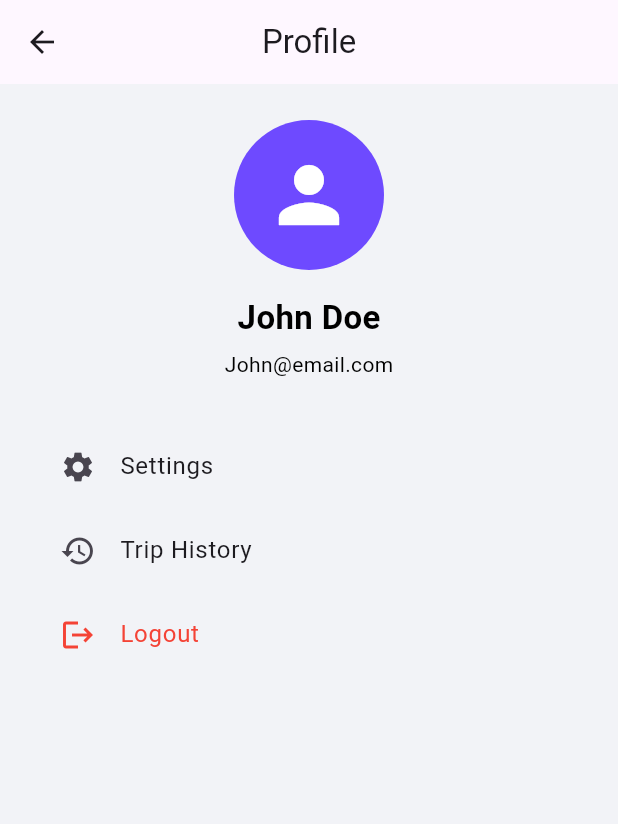
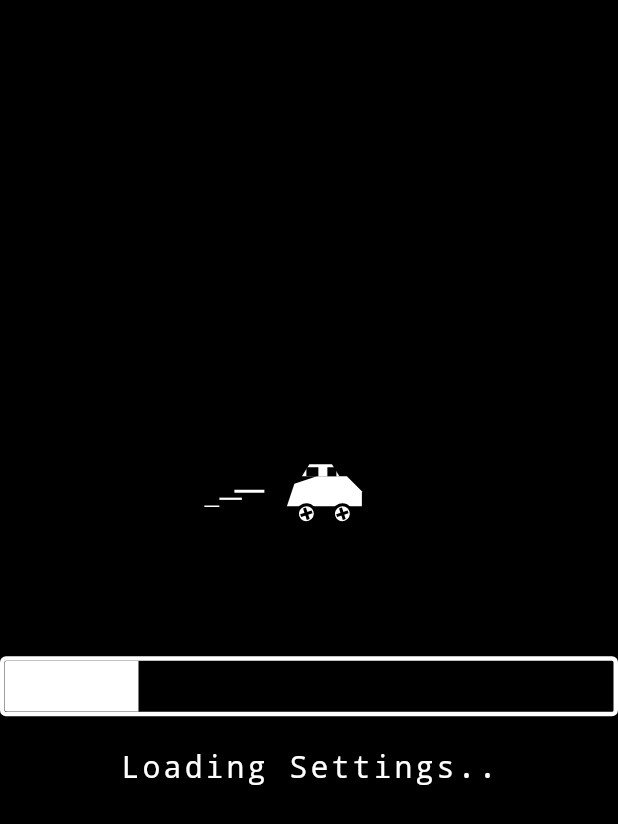
Before and after one commit to RKSAKETH/Car-Dashboard-Display, a Flutter app: the ProfileScreen screen opened directly, after a tap on "Settings", on a phone screen of 412 x 824 dp. Shown: the top 824 px of the screen. Run offline on Flutter 3.47's test engine with Material 3 defaults, Android fonts, the phone set to English and light mode, and no system bars; our stand-ins replace confetti; network calls fail; Roboto replaces fonts that are missing (SansSerif).

Commit message:
added car loading

```diff
--- /dev/null
+++ b/lib/car_loading_screen.dart
@@ -0,0 +1,262 @@
+// Save this file as: car_loading_screen.dart
+
+import 'package:flutter/material.dart';
+import 'dart:math' as math;
+
+class CarLoadingScreen extends StatefulWidget {
+  final String? message;
+  final Duration? duration; // How long the animation should run before stopping
+  final VoidCallback? onComplete; // Callback when animation completes
+
+  const CarLoadingScreen({
+    super.key,
+    this.message,
+    this.duration = const Duration(seconds: 5), // Default 5 seconds
+    this.onComplete,
+  });
+
+  @override
+  State<CarLoadingScreen> createState() => _CarLoadingScreenState();
+}
+
+class _CarLoadingScreenState extends State<CarLoadingScreen>
+    with SingleTickerProviderStateMixin {
+  late AnimationController _controller;
+  late Animation<double> _carAnimation;
+  late Animation<double> _progressAnimation;
+
+  @override
+  void initState() {
+    super.initState();
+
+    // If duration is provided, use it; otherwise loop indefinitely
+    if (widget.duration != null) {
+      _controller = AnimationController(
+        vsync: this,
+        duration: widget.duration,
+      );
+
+      _controller.forward().then((_) {
+        if (mounted) {
+          // Call the completion callback if provided
+          widget.onComplete?.call();
+          // Or automatically pop the screen
+          if (widget.onComplete == null) {
+            Navigator.of(context).pop();
+          }
+        }
+      });
+    } else {
+      _controller = AnimationController(
+        vsync: this,
+        duration: const Duration(seconds: 3),
+      )..repeat();
+    }
+
+    _carAnimation = Tween<double>(begin: 0, end: 1).animate(
+      CurvedAnimation(parent: _controller, curve: Curves.easeInOut),
+    );
+
+    _progressAnimation = Tween<double>(begin: 0, end: 1).animate(
+      CurvedAnimation(parent: _controller, curve: Curves.linear),
+    );
+  }
+
+  @override
+  void dispose() {
+    _controller.dispose();
+    super.dispose();
+  }
+
+  @override
+  Widget build(BuildContext context) {
+    return Scaffold(
+      backgroundColor: Colors.black,
+      body: Center(
+        child: Column(
+          mainAxisAlignment: MainAxisAlignment.center,
+          children: [
+            AnimatedBuilder(
+              animation: _controller,
+              builder: (context, child) {
+                return CustomPaint(
+                  size: const Size(300, 100),
+                  painter: CarLoadingPainter(_carAnimation.value),
+                );
+              },
+            ),
+            const SizedBox(height: 40),
+            SizedBox(
+              width: 450,
+              child: AnimatedBuilder(
+                animation: _progressAnimation,
+                builder: (context, child) {
+                  return Stack(
+                    children: [
+                      Container(
+                        height: 40,
+                        decoration: BoxDecoration(
+                          border: Border.all(color: Colors.white, width: 3),
+                          borderRadius: BorderRadius.circular(4),
+                        ),
+                        child: ClipRRect(
+                          borderRadius: BorderRadius.circular(2),
+                          child: LinearProgressIndicator(
+                            value: _progressAnimation.value,
+                            backgroundColor: Colors.transparent,
+                            valueColor: const AlwaysStoppedAnimation<Color>(
+                              Colors.white,
+                            ),
+                            minHeight: 40,
+                          ),
+                        ),
+                      ),
+                    ],
+                  );
+                },
+              ),
+            ),
+            const SizedBox(height: 20),
+            Text(
+              widget.message ?? 'loading..',
+              style: const TextStyle(
+                color: Colors.white,
+                fontSize: 20,
+                letterSpacing: 2,
+                fontFamily: 'monospace',
+              ),
+            ),
+          ],
+        ),
+      ),
+    );
+  }
+}
+
+class CarLoadingPainter extends CustomPainter {
+  final double progress;
+
+  CarLoadingPainter(this.progress);
+
+  @override
+  void paint(Canvas canvas, Size size) {
+    final paint = Paint()
+      ..color = Colors.white
+      ..style = PaintingStyle.fill;
+
+    final linePaint = Paint()
+      ..color = Colors.white
+      ..style = PaintingStyle.stroke
+      ..strokeWidth = 2;
+
+    // Calculate car position (moving back and forth)
+    double carX = size.width * 0.3 +
+                  (size.width * 0.4) * math.sin(progress * 2 * math.pi);
+    double carY = size.height * 0.4;
+
+    // Draw speed lines behind the car
+    for (int i = 0; i < 3; i++) {
+      double lineX = carX - 40 - (i * 15);
+      double lineY = carY - 10 + (i * 5);
+      double lineLength = 20 - (i * 5);
+
+      canvas.drawLine(
+        Offset(lineX, lineY),
+        Offset(lineX - lineLength, lineY),
+        linePaint..strokeWidth = 2 - (i * 0.5),
+      );
+    }
+
+    // Save canvas state for car drawing
+    canvas.save();
+    canvas.translate(carX, carY);
+
+    // Draw car body (simplified vintage car shape)
+    final carBodyPath = Path();
+    carBodyPath.moveTo(-25, 0);
+    carBodyPath.lineTo(-20, -15);
+    carBodyPath.lineTo(-5, -20);
+    carBodyPath.lineTo(15, -20);
+    carBodyPath.lineTo(25, -10);
+    carBodyPath.lineTo(25, 0);
+    carBodyPath.close();
+    canvas.drawPath(carBodyPath, paint);
+
+    // Draw car roof
+    final roofPath = Path();
+    roofPath.moveTo(-15, -20);
+    roofPath.lineTo(-10, -28);
+    roofPath.lineTo(5, -28);
+    roofPath.lineTo(10, -20);
+    roofPath.close();
+    canvas.drawPath(roofPath, paint);
+
+    // Draw windows
+    final windowPaint = Paint()
+      ..color = Colors.black
+      ..style = PaintingStyle.fill;
+
+    canvas.drawRect(
+      const Rect.fromLTWH(-12, -26, 8, 6),
+      windowPaint,
+    );
+    canvas.drawRect(
+      const Rect.fromLTWH(2, -26, 6, 6),
+      windowPaint,
+    );
+
+    // Draw wheels with rotation
+    final wheelPaint = Paint()
+      ..color = Colors.white
+      ..style = PaintingStyle.fill;
+
+    final wheelBorder = Paint()
+      ..color = Colors.black
+      ..style = PaintingStyle.stroke
+      ..strokeWidth = 2;
+
+    // Wheel rotation
+    double wheelRotation = progress * 4 * math.pi;
+
+    // Front wheel
+    canvas.save();
+    canvas.translate(-12, 5);
+    canvas.rotate(wheelRotation);
+    canvas.drawCircle(Offset.zero, 6, wheelPaint);
+    canvas.drawCircle(Offset.zero, 6, wheelBorder);
+    canvas.drawLine(
+      const Offset(-4, 0),
+      const Offset(4, 0),
+      wheelBorder,
+    );
+    canvas.drawLine(
+      const Offset(0, -4),
+      const Offset(0, 4),
+      wheelBorder,
+    );
+    canvas.restore();
+
+    // Back wheel
+    canvas.save();
+    canvas.translate(12, 5);
+    canvas.rotate(wheelRotation);
+    canvas.drawCircle(Offset.zero, 6, wheelPaint);
+    canvas.drawCircle(Offset.zero, 6, wheelBorder);
+    canvas.drawLine(
+      const Offset(-4, 0),
+      const Offset(4, 0),
+      wheelBorder,
+    );
+    canvas.drawLine(
+      const Offset(0, -4),
+      const Offset(0, 4),
+      wheelBorder,
+    );
+    canvas.restore();
+
+    canvas.restore();
+  }
+
+  @override
+  bool shouldRepaint(covariant CustomPainter oldDelegate) => true;
+}
--- a/lib/profile_screen.dart
+++ b/lib/profile_screen.dart
@@ -1,5 +1,6 @@
 import 'package:flutter/material.dart';
 import 'dart:math';
+import 'car_loading_screen.dart'; // Import the car loading animation
 
 class ProfileScreen extends StatefulWidget {
   const ProfileScreen({super.key});
@@ -98,7 +99,16 @@ class _ProfileScreenState extends State<ProfileScreen>
                 ListTile(
                   leading: const Icon(Icons.settings),
                   title: const Text("Settings"),
-                  onTap: () {},
+                  onTap: () {
+                    Navigator.push(
+                      context,
+                      MaterialPageRoute(
+                        builder: (context) => const CarLoadingScreen(
+                          message: "Loading Settings..",
+                        ),
+                      ),
+                    );
+                  },
                 ),
                 ListTile(
                   leading: const Icon(Icons.history),
```
